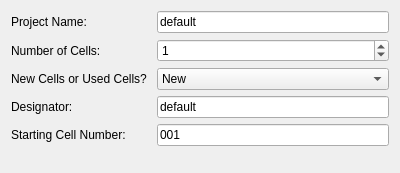
Lexcelon/batlab-toolkit-gui, file Wizard/wizardpageone.ui: the form before one commit.
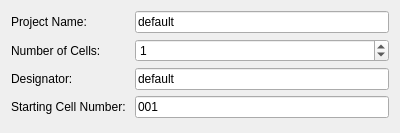
The form after the commit.

Patch:
```diff
--- a/Wizard/wizardpageone.ui
+++ b/Wizard/wizardpageone.ui
@@ -7,7 +7,7 @@
     <x>0</x>
     <y>0</y>
     <width>400</width>
-    <height>173</height>
+    <height>133</height>
    </rect>
   </property>
   <property name="sizePolicy">
@@ -22,38 +22,24 @@
   <layout class="QVBoxLayout" name="verticalLayout">
    <item>
     <layout class="QFormLayout" name="formLayout">
-     <item row="3" column="1">
-      <widget class="QLineEdit" name="name">
+     <item row="0" column="0">
+      <widget class="QLabel" name="label_6">
+       <property name="text">
+        <string>Project Name:</string>
+       </property>
+      </widget>
+     </item>
+     <item row="0" column="1">
+      <widget class="QLineEdit" name="projectName">
        <property name="text">
         <string>default</string>
        </property>
       </widget>
      </item>
-     <item row="3" column="0">
-      <widget class="QLabel" name="label_3">
+     <item row="1" column="0">
+      <widget class="QLabel" name="label">
        <property name="text">
-        <string>Designator: </string>
-       </property>
-      </widget>
-     </item>
-     <item row="2" column="1">
-      <widget class="QComboBox" name="comboBox">
-       <item>
-        <property name="text">
-         <string>New</string>
-        </property>
-       </item>
-       <item>
-        <property name="text">
-         <string>Used</string>
-        </property>
-       </item>
-      </widget>
-     </item>
-     <item row="2" column="0">
-      <widget class="QLabel" name="label_2">
-       <property name="text">
-        <string>New Cells or Used Cells? </string>
+        <string>Number of Cells: </string>
        </property>
       </widget>
      </item>
@@ -67,21 +53,28 @@
        </property>
       </widget>
      </item>
-     <item row="1" column="0">
-      <widget class="QLabel" name="label">
+     <item row="2" column="0">
+      <widget class="QLabel" name="label_3">
        <property name="text">
-        <string>Number of Cells: </string>
+        <string>Designator: </string>
        </property>
       </widget>
      </item>
-     <item row="4" column="0">
+     <item row="2" column="1">
+      <widget class="QLineEdit" name="name">
+       <property name="text">
+        <string>default</string>
+       </property>
+      </widget>
+     </item>
+     <item row="3" column="0">
       <widget class="QLabel" name="label_5">
        <property name="text">
         <string>Starting Cell Number: </string>
        </property>
       </widget>
      </item>
-     <item row="4" column="1">
+     <item row="3" column="1">
       <widget class="QLineEdit" name="startingIndex">
        <property name="text">
         <string>001</string>
@@ -91,20 +84,6 @@
        </property>
       </widget>
      </item>
-     <item row="0" column="0">
-      <widget class="QLabel" name="label_6">
-       <property name="text">
-        <string>Project Name:</string>
-       </property>
-      </widget>
-     </item>
-     <item row="0" column="1">
-      <widget class="QLineEdit" name="projectName">
-       <property name="text">
-        <string>default</string>
-       </property>
-      </widget>
-     </item>
     </layout>
    </item>
   </layout>
```
Left out of the diff: 1 changed line with no effect on the pictures.
